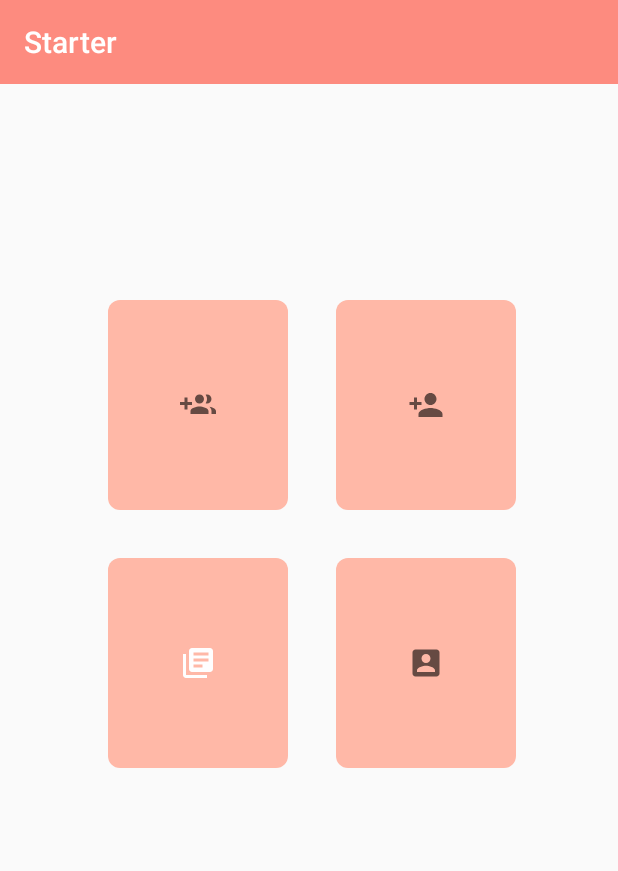
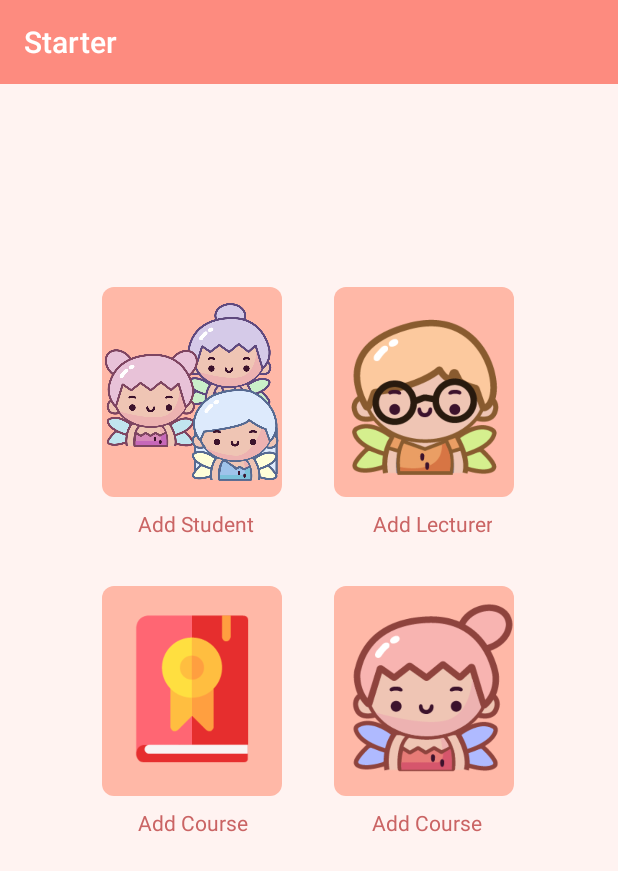
Before and after one commit to heychelle/SAA1_0706011910003, an Android app: the screen it shows after launch (StarterActivity), on a phone screen of 412 x 824 dp. Shown: the top 871 px of the screen. Run offline under Robolectric (Android 15) with nearby library versions, the phone set to English and light mode, and no system bars.

Commit message:
back color, button starter

```diff
--- a/app/src/main/java/com/uc/saa1_0706011910003/StarterActivity.java
+++ b/app/src/main/java/com/uc/saa1_0706011910003/StarterActivity.java
@@ -4,13 +4,14 @@ import android.content.Intent;
 import android.os.Bundle;
 import android.view.View;
 import android.widget.ImageButton;
+import android.widget.ImageView;
 import android.widget.Toast;
 
 import androidx.appcompat.app.AppCompatActivity;
 
 public class StarterActivity extends AppCompatActivity {
 
-    ImageButton button_add_student, button_add_lecturer, button_add_course, button_login_student;
+    ImageView button_add_student, button_add_lecturer, button_add_course, button_login_student;
     Intent intent;
 
     @Override
--- a/app/src/main/res/layout/activity_account_fragment.xml
+++ b/app/src/main/res/layout/activity_account_fragment.xml
@@ -10,6 +10,7 @@
     <androidx.core.widget.NestedScrollView
         android:layout_width="match_parent"
         android:layout_height="match_parent"
+        android:background="@color/background"
         android:fillViewport="true"
         tools:layout_editor_absoluteX="108dp"
         tools:layout_editor_absoluteY="0dp">
--- a/app/src/main/res/layout/activity_add_course.xml
+++ b/app/src/main/res/layout/activity_add_course.xml
@@ -9,11 +9,12 @@
     <androidx.core.widget.NestedScrollView
         android:layout_width="match_parent"
         android:layout_height="match_parent"
+        android:background="@color/background"
         android:fillViewport="true">
 
         <androidx.constraintlayout.widget.ConstraintLayout
             android:layout_width="match_parent"
-            android:layout_height="wrap_content" >
+            android:layout_height="wrap_content">
 
             <androidx.appcompat.widget.Toolbar
                 android:id="@+id/toolbar_add_course"
--- a/app/src/main/res/layout/activity_add_lecturer.xml
+++ b/app/src/main/res/layout/activity_add_lecturer.xml
@@ -8,6 +8,7 @@
     <androidx.core.widget.NestedScrollView
         android:layout_width="match_parent"
         android:layout_height="match_parent"
+        android:background="@color/background"
         android:fillViewport="true">
 
         <androidx.constraintlayout.widget.ConstraintLayout
--- a/app/src/main/res/layout/activity_course_fragment.xml
+++ b/app/src/main/res/layout/activity_course_fragment.xml
@@ -4,6 +4,7 @@
     xmlns:tools="http://schemas.android.com/tools"
     android:layout_width="match_parent"
     android:layout_height="match_parent"
+    android:background="@color/background"
     tools:context=".fragment.CourseFragment">
 
 </androidx.constraintlayout.widget.ConstraintLayout>
--- a/app/src/main/res/layout/activity_lecturer_data.xml
+++ b/app/src/main/res/layout/activity_lecturer_data.xml
@@ -10,11 +10,12 @@
     <androidx.core.widget.NestedScrollView
         android:layout_width="match_parent"
         android:layout_height="match_parent"
+        android:background="@color/background"
         android:fillViewport="true">
 
         <androidx.constraintlayout.widget.ConstraintLayout
             android:layout_width="match_parent"
-            android:layout_height="wrap_content" >
+            android:layout_height="wrap_content">
 
             <androidx.appcompat.widget.Toolbar
                 android:id="@+id/toolbar_lect_data"
--- a/app/src/main/res/layout/activity_lecturer_detail.xml
+++ b/app/src/main/res/layout/activity_lecturer_detail.xml
@@ -9,11 +9,12 @@
     <androidx.core.widget.NestedScrollView
         android:layout_width="match_parent"
         android:layout_height="match_parent"
+        android:background="@color/background"
         android:fillViewport="true">
 
         <androidx.constraintlayout.widget.ConstraintLayout
             android:layout_width="match_parent"
-            android:layout_height="wrap_content" >
+            android:layout_height="wrap_content">
 
             <androidx.appcompat.widget.Toolbar
                 android:id="@+id/toolbar_lect_detail"
--- a/app/src/main/res/layout/activity_main_user.xml
+++ b/app/src/main/res/layout/activity_main_user.xml
@@ -9,11 +9,12 @@
     <androidx.core.widget.NestedScrollView
         android:layout_width="match_parent"
         android:layout_height="match_parent"
+        android:background="@color/background"
         android:fillViewport="true">
 
         <androidx.constraintlayout.widget.ConstraintLayout
             android:layout_width="match_parent"
-            android:layout_height="wrap_content" >
+            android:layout_height="wrap_content">
 
             <androidx.appcompat.widget.Toolbar
                 android:id="@+id/toolbar_main_user"
--- a/app/src/main/res/layout/activity_starter.xml
+++ b/app/src/main/res/layout/activity_starter.xml
@@ -9,9 +9,10 @@
     <androidx.core.widget.NestedScrollView
         android:layout_width="match_parent"
         android:layout_height="match_parent"
+        android:background="@color/background"
         android:fillViewport="true"
-        tools:layout_editor_absoluteX="16dp"
-        tools:layout_editor_absoluteY="-30dp">
+        tools:layout_editor_absoluteX="0dp"
+        tools:layout_editor_absoluteY="0dp">
 
         <androidx.constraintlayout.widget.ConstraintLayout
             android:layout_width="match_parent"
@@ -31,49 +32,102 @@
                 app:title="@string/starter"
                 app:titleTextColor="#FFFFFF" />
 
-            <ImageButton
-                android:id="@+id/button_add_student"
-                android:layout_width="120dp"
-                android:layout_height="140dp"
-                android:layout_marginStart="72dp"
-                android:layout_marginTop="144dp"
-                android:background="@drawable/button_starter"
-                app:layout_constraintStart_toStartOf="parent"
-                app:layout_constraintTop_toBottomOf="@+id/toolbar_starter"
-                app:srcCompat="@drawable/ic_baseline_group_add_24" />
-
-            <ImageButton
-                android:id="@+id/button_add_course"
-                android:layout_width="120dp"
-                android:layout_height="140dp"
-                android:layout_marginStart="72dp"
-                android:layout_marginTop="32dp"
-                android:background="@drawable/button_starter"
-                app:layout_constraintStart_toStartOf="parent"
-                app:layout_constraintTop_toBottomOf="@+id/button_add_student"
-                app:srcCompat="@drawable/ic_baseline_library_books_24" />
-
-            <ImageButton
+            <ImageView
                 android:id="@+id/button_login_student"
                 android:layout_width="120dp"
                 android:layout_height="140dp"
                 android:layout_marginStart="32dp"
                 android:layout_marginTop="32dp"
+                android:layout_marginEnd="68dp"
                 android:background="@drawable/button_starter"
+                app:layout_constraintEnd_toEndOf="parent"
+                app:layout_constraintHorizontal_bias="0.666"
                 app:layout_constraintStart_toEndOf="@+id/button_add_course"
-                app:layout_constraintTop_toBottomOf="@+id/button_add_student"
-                app:srcCompat="@drawable/ic_baseline_account_box_24" />
+                app:layout_constraintTop_toBottomOf="@+id/textView5"
+                app:srcCompat="@drawable/login" />
 
-            <ImageButton
+            <ImageView
                 android:id="@+id/button_add_lecturer"
                 android:layout_width="120dp"
                 android:layout_height="140dp"
                 android:layout_marginStart="32dp"
-                android:layout_marginTop="144dp"
+                android:layout_marginEnd="68dp"
                 android:background="@drawable/button_starter"
+                app:layout_constraintEnd_toEndOf="parent"
+                app:layout_constraintHorizontal_bias="0.666"
                 app:layout_constraintStart_toEndOf="@+id/button_add_student"
+                app:layout_constraintTop_toTopOf="@+id/button_add_student"
+                app:srcCompat="@drawable/lecturer" />
+
+            <ImageView
+                android:id="@+id/button_add_student"
+                android:layout_width="120dp"
+                android:layout_height="140dp"
+                android:layout_marginStart="68dp"
+                android:layout_marginTop="135dp"
+                android:background="@drawable/button_starter"
+                app:layout_constraintStart_toStartOf="parent"
                 app:layout_constraintTop_toBottomOf="@+id/toolbar_starter"
-                app:srcCompat="@drawable/ic_baseline_person_add_24" />
+                app:srcCompat="@drawable/student" />
+
+            <ImageView
+                android:id="@+id/button_add_course"
+                android:layout_width="120dp"
+                android:layout_height="140dp"
+                android:layout_marginStart="68dp"
+                android:layout_marginTop="32dp"
+                android:background="@drawable/button_starter"
+                app:layout_constraintStart_toStartOf="parent"
+                app:layout_constraintTop_toBottomOf="@+id/textView3"
+                app:srcCompat="@drawable/course" />
+
+            <TextView
+                android:id="@+id/textView3"
+                android:layout_width="wrap_content"
+                android:layout_height="wrap_content"
+                android:layout_marginStart="92dp"
+                android:layout_marginTop="8dp"
+                android:text="@string/add_stud"
+                android:textAlignment="center"
+                android:textColor="@color/colorPrimaryDark"
+                app:layout_constraintStart_toStartOf="parent"
+                app:layout_constraintTop_toBottomOf="@+id/button_add_student" />
+
+            <TextView
+                android:id="@+id/textView5"
+                android:layout_width="wrap_content"
+                android:layout_height="wrap_content"
+                android:layout_marginStart="60dp"
+                android:layout_marginTop="8dp"
+                android:text="@string/add_lecturer"
+                android:textAlignment="center"
+                android:textColor="@color/colorPrimaryDark"
+                app:layout_constraintStart_toEndOf="@+id/button_add_student"
+                app:layout_constraintTop_toBottomOf="@+id/button_add_lecturer" />
+
+            <TextView
+                android:id="@+id/textView6"
+                android:layout_width="wrap_content"
+                android:layout_height="wrap_content"
+                android:layout_marginStart="92dp"
+                android:layout_marginTop="8dp"
+                android:text="@string/add_course"
+                android:textAlignment="center"
+                android:textColor="@color/colorPrimaryDark"
+                app:layout_constraintStart_toStartOf="parent"
+                app:layout_constraintTop_toBottomOf="@+id/button_add_course" />
+
+            <TextView
+                android:id="@+id/textView9"
+                android:layout_width="wrap_content"
+                android:layout_height="wrap_content"
+                android:layout_marginStart="60dp"
+                android:layout_marginTop="8dp"
+                android:text="@string/add_course"
+                android:textAlignment="center"
+                android:textColor="@color/colorPrimaryDark"
+                app:layout_constraintStart_toEndOf="@+id/button_add_course"
+                app:layout_constraintTop_toBottomOf="@+id/button_login_student" />
 
         </androidx.constraintlayout.widget.ConstraintLayout>
     </androidx.core.widget.NestedScrollView>
--- a/app/src/main/res/layout/activity_student_data.xml
+++ b/app/src/main/res/layout/activity_student_data.xml
@@ -9,11 +9,12 @@
     <androidx.core.widget.NestedScrollView
         android:layout_width="match_parent"
         android:layout_height="match_parent"
+        android:background="@color/background"
         android:fillViewport="true">
 
         <androidx.constraintlayout.widget.ConstraintLayout
             android:layout_width="match_parent"
-            android:layout_height="wrap_content" >
+            android:layout_height="wrap_content">
 
             <androidx.appcompat.widget.Toolbar
                 android:id="@+id/toolbar_stud_data"
--- a/app/src/main/res/layout/activity_student_login.xml
+++ b/app/src/main/res/layout/activity_student_login.xml
@@ -8,11 +8,12 @@
     <androidx.core.widget.NestedScrollView
         android:layout_width="match_parent"
         android:layout_height="match_parent"
+        android:background="@color/background"
         android:fillViewport="true">
 
         <androidx.constraintlayout.widget.ConstraintLayout
             android:layout_width="match_parent"
-            android:layout_height="wrap_content" >
+            android:layout_height="wrap_content">
 
             <androidx.appcompat.widget.Toolbar
                 android:id="@+id/toolbar_student_login"
@@ -33,7 +34,7 @@
                 android:layout_width="match_parent"
                 android:layout_height="wrap_content"
                 android:layout_marginStart="32dp"
-                android:layout_marginTop="32dp"
+                android:layout_marginTop="180dp"
                 android:layout_marginEnd="32dp"
                 app:layout_constraintEnd_toEndOf="parent"
                 app:layout_constraintStart_toStartOf="parent"
--- a/app/src/main/res/layout/activity_student_reg.xml
+++ b/app/src/main/res/layout/activity_student_reg.xml
@@ -25,6 +25,7 @@
     <androidx.core.widget.NestedScrollView
         android:layout_width="match_parent"
         android:layout_height="0dp"
+        android:background="@color/background"
         android:fillViewport="true"
         app:layout_constraintBottom_toBottomOf="parent"
         app:layout_constraintEnd_toEndOf="parent"
@@ -181,15 +182,15 @@
                 android:layout_width="0dp"
                 android:layout_height="wrap_content"
                 android:layout_marginStart="32dp"
+                android:layout_marginTop="24dp"
                 android:layout_marginEnd="32dp"
                 android:layout_marginBottom="32dp"
                 android:background="@drawable/button_selector"
                 android:text="@string/button_register"
+                app:layout_constraintBottom_toBottomOf="parent"
                 app:layout_constraintEnd_toEndOf="parent"
                 app:layout_constraintStart_toStartOf="parent"
-                android:layout_marginTop="24dp"
-                app:layout_constraintTop_toBottomOf="@id/input_address"
-                app:layout_constraintBottom_toBottomOf="parent"/>
+                app:layout_constraintTop_toBottomOf="@id/input_address" />
         </androidx.constraintlayout.widget.ConstraintLayout>
     </androidx.core.widget.NestedScrollView>
 
--- a/app/src/main/res/values/colors.xml
+++ b/app/src/main/res/values/colors.xml
@@ -6,4 +6,5 @@
     <color name="icon">#FFFEFE</color>
     <color name="red">#CA1E1E</color>
     <color name="logout">#E34949</color>
+    <color name="background">#FFF3F1</color>
 </resources>
--- a/app/src/main/res/values/strings.xml
+++ b/app/src/main/res/values/strings.xml
@@ -46,6 +46,7 @@
     <string name="menu_courses">Courses</string>
     <string name="menu_settings">Settings</string>
     <string name="logout">Logout</string>
+    <string name="add_stud">Add Student</string>
 
     <string-array name="days">
         <item>Monday</item>
```
Also changed, not shown: app/src/main/res/drawable-v24/course.png (added), app/src/main/res/drawable-v24/lecturer.png (added), app/src/main/res/drawable-v24/login.png (renamed from app/src/main/res/drawable-v24/Login.png), app/src/main/res/drawable-v24/student.png (added).
